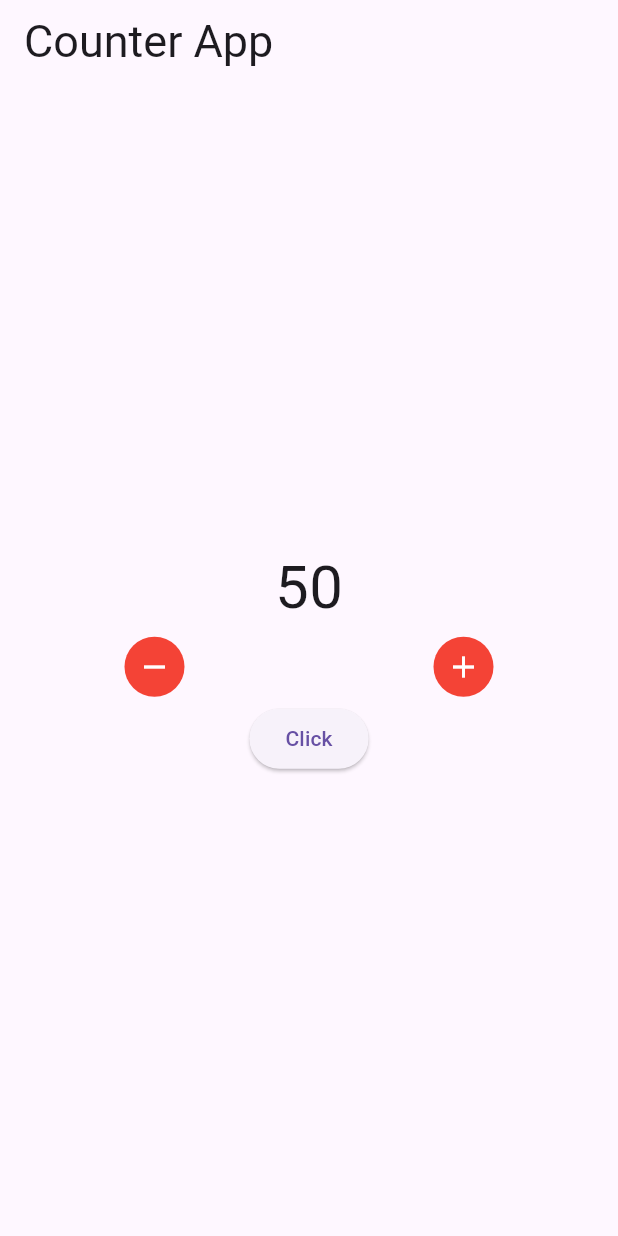
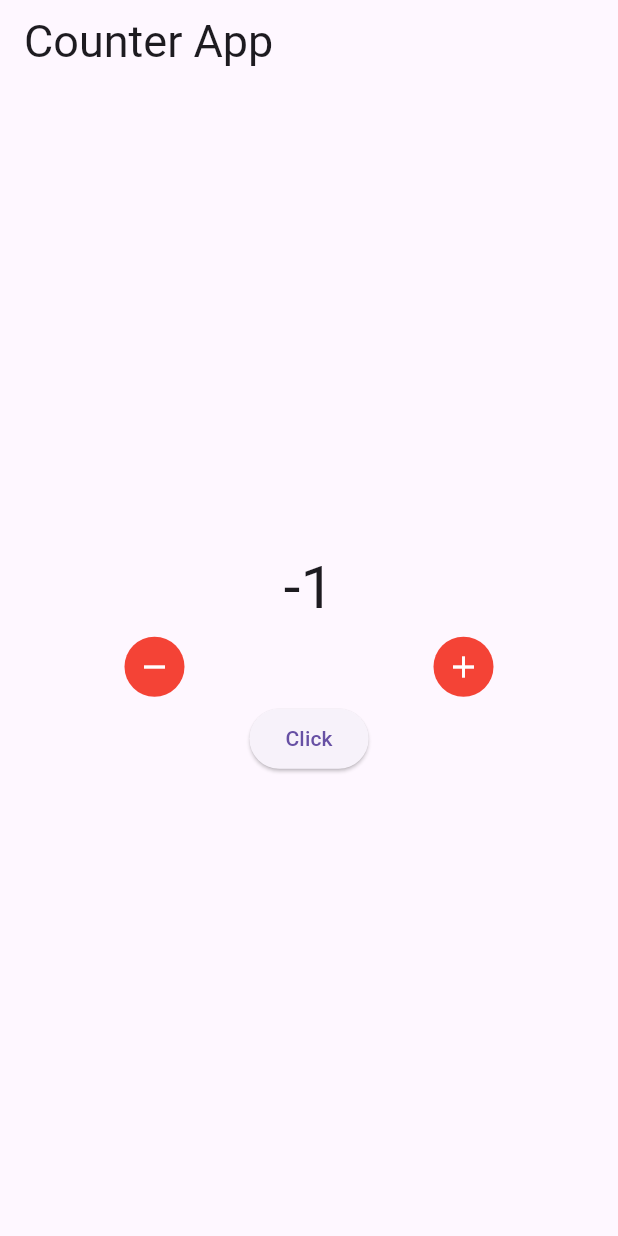
Before and after one commit to RimonChakma/Counter-App-Practice, a Flutter app: the screen it shows after launch, after a tap on the "remove" icon, on a phone screen of 412 x 824 dp. Run offline on Flutter 3.47's test engine with Material 3 defaults, Android fonts, the light colour scheme and no system bars; our stand-ins replace get.

Commit message:
increment and decrement

```diff
--- a/lib/view/counter.dart
+++ b/lib/view/counter.dart
@@ -1,10 +1,17 @@
+import 'package:counter_app_practice/controller/counter_controller.dart';
 import 'package:flutter/material.dart';
+import 'package:get/get.dart';
 
 class CounterView extends StatelessWidget {
   const CounterView({super.key});
 
   @override
   Widget build(BuildContext context) {
+
+
+    final controller = Get.put(CounterController());
+
+
     return Scaffold(
       appBar: AppBar(
         title: Text("Counter App",style: TextStyle(
@@ -14,25 +21,39 @@ class CounterView extends StatelessWidget {
 
       body: Column(
         mainAxisAlignment: MainAxisAlignment.center,
+        crossAxisAlignment: CrossAxisAlignment.center,
         children: [
-          Center(
-            child: Text("50",style: TextStyle(
-              fontSize: 40,
 
-            ),),
-          ),
+
+        Obx((){
+          return Text(controller.counter.value.toString(),
+           style: TextStyle(
+           fontSize: 40,
+           ),);
+
+        }),
 
 
           Row(
             mainAxisAlignment: MainAxisAlignment.spaceAround,
             children: [
-              IconButton(style: IconButton.styleFrom(
-                backgroundColor: Colors.red
-              ), onPressed: (){}, icon:Icon( Icons.remove,color: Colors.white,)),
+
 
               IconButton(style: IconButton.styleFrom(
                 backgroundColor: Colors.red
-              ), onPressed: (){}, icon:Icon( Icons.add,color: Colors.white,))
+              ), onPressed: (){
+                controller.decreament();
+              }, icon:Icon( Icons.remove,color: Colors.white,)),
+
+
+ IconButton(style: IconButton.styleFrom(
+                backgroundColor: Colors.red
+              ), onPressed: (){
+                controller.increament();
+              }, icon:Icon( Icons.add,color: Colors.white,)),
+
+
+
             ],
           ),
 
```
